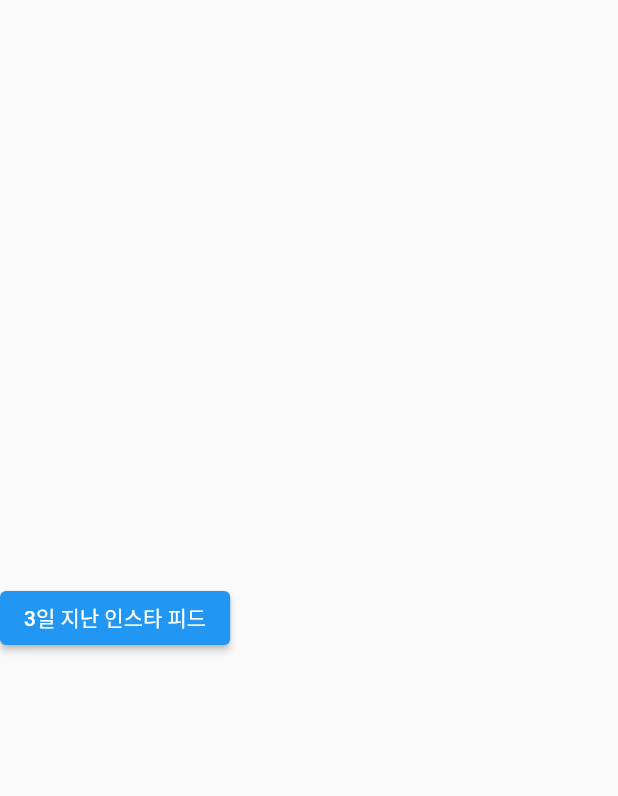
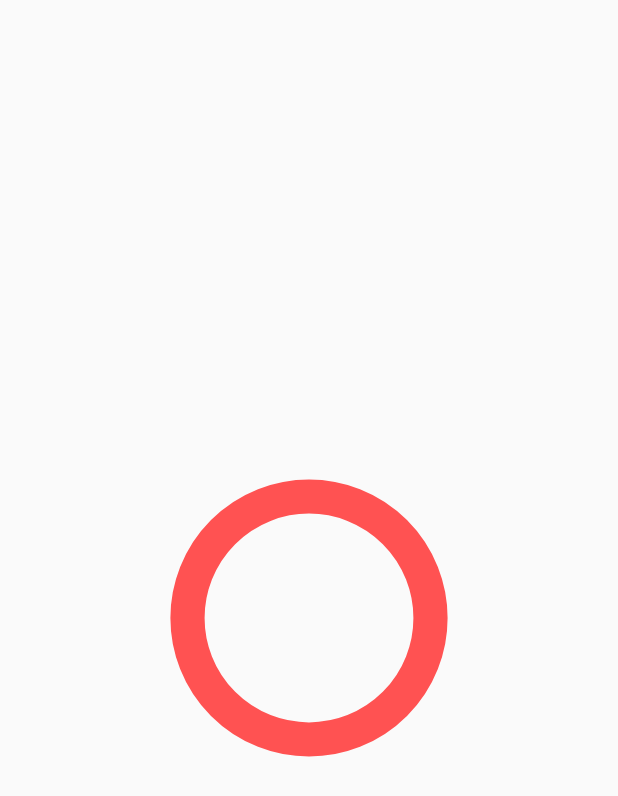
Before and after one commit to hyejin-1010/flutter-study, a Flutter app: the screen it shows after launch, after a tap on "3일 지난 인스타 피드", on a phone screen of 412 x 824 dp. Shown: the top 796 px of the screen. Run offline on Flutter 3.47's test engine with Material 2 defaults, Android fonts, the phone set to English and light mode, and no system bars; our stand-ins replace flutter_local_notifications, flutter_secure_storage, flutter_svg, get, google_maps_flutter, timezone and 1 more; missing offline and left inert: flutter_ion, flutter_webrtc, mqtt_client.

Commit message:
Add: Instargram Feed Animation ing ...

```diff
--- /dev/null
+++ b/animation/lib/painters/insta_painter.dart
@@ -0,0 +1,60 @@
+import 'dart:math';
+
+import 'package:flutter/material.dart';
+
+const maxRadius = 80.0;
+
+class InstaPainter extends CustomPainter {
+  final double value; // 0.0 ~ 1.0
+  InstaPainter(this.value);
+
+  @override
+  void paint(Canvas canvas, Size size) {
+    double width = size.width;
+    double height = size.height;
+    double halfWidth = width / 2;
+    double halfHeight = height / 2;
+    Offset offset = Offset(halfWidth, halfHeight);
+
+    double strokeWidth = 6 + max((1 - (value) * 2) * 30, 0);
+    double radius = 1 + min(value * width, maxRadius);
+    Paint paint = Paint()
+      ..style = PaintingStyle.stroke
+      ..color = Colors.redAccent
+      ..strokeWidth = strokeWidth
+      ..strokeCap = StrokeCap.round;
+    canvas.drawCircle(offset, radius, paint);
+
+    if (value >= 0.5) {
+      double halfRadius = maxRadius / 2;
+
+      double startX = halfWidth - halfRadius;
+      double startY = halfHeight - 10;
+
+      Offset startPoint = Offset(startX, startY);
+      double centerX = halfWidth - 10;
+      double centerY = halfHeight + halfRadius - 10;
+      double endX = halfWidth + halfRadius;
+      double endY = halfHeight - 20;
+
+      double centerAnimationValue = value / 0.75;
+      double startCenterDiffX = centerX - startX;
+      double startCenterDiffY = centerY - startY;
+      Offset centerPoint = Offset(startX + startCenterDiffX * centerAnimationValue, startY + startCenterDiffY * centerAnimationValue);
+      canvas.drawLine(startPoint, centerPoint, paint);
+
+      if (value >= 0.75) {
+        double animationValue = value / 1;
+        double centerEndDiffX = endX - centerX;
+        double centerEndDiffY = centerY - endY;
+        Offset endPoint = Offset(centerX + centerEndDiffX * animationValue, centerY - centerEndDiffY * animationValue);
+        canvas.drawLine(centerPoint, endPoint, paint);
+      }
+    }
+  }
+
+  @override
+  bool shouldRepaint(CustomPainter oldDelegate) {
+    return true;
+  }
+}
--- /dev/null
+++ b/animation/lib/painters/shape_painter.dart
@@ -0,0 +1,40 @@
+import 'package:flutter/material.dart';
+
+// TODO:
+// 1. 먼저 원이 점차 커지며, 선이 얇아진다.
+// 2. 체크 표시가 그려진다.
+
+class ShapePainter extends CustomPainter {
+
+  @override
+  void paint(Canvas canvas, Size size) {
+    double radius = 80.0;
+
+    double width = size.width;
+    double height = size.height;
+    double halfWidth = width / 2;
+    double halfHeight = height / 2;
+    Offset offset = Offset(halfWidth, halfHeight);
+
+    // Draw Circle
+    Paint paint = Paint()
+      ..style = PaintingStyle.stroke
+      ..color = Colors.redAccent
+      ..strokeWidth = 10
+      ..strokeCap = StrokeCap.round;
+    canvas.drawCircle(offset, radius, paint);
+
+    double halfRadius = radius / 2;
+
+    Offset startPoint = Offset(halfWidth - halfRadius, halfHeight - 10);
+    Offset centerPoint = Offset(halfWidth - 10, halfHeight + halfRadius - 10);
+    Offset endPoint = Offset(halfWidth + halfRadius, halfHeight - 20);
+    canvas.drawLine(startPoint, centerPoint, paint);
+    canvas.drawLine(centerPoint, endPoint, paint);
+  }
+
+  @override
+  bool shouldRepaint(CustomPainter oldDelegate) {
+    return false;
+  }
+}
--- a/animation/lib/screens/home_screen.dart
+++ b/animation/lib/screens/home_screen.dart
@@ -1,3 +1,4 @@
+import 'package:animation/screens/instagram_animation_screen.dart';
 import 'package:flutter/material.dart';
 
 class HomeScreen extends StatelessWidget {
@@ -13,6 +14,9 @@ class HomeScreen extends StatelessWidget {
           // TODO: 인스타 피드, 상품권 추가 3D, 3D Layer Card
           ElevatedButton(
             onPressed: () {
+              Navigator.of(context).push(
+                MaterialPageRoute(builder: (_) => const InstagramScreen()),
+              );
             },
             child: const Text('3일 지난 인스타 피드'),
           ),
--- /dev/null
+++ b/animation/lib/screens/instagram_animation_screen.dart
@@ -0,0 +1,48 @@
+import 'package:animation/painters/insta_painter.dart';
+import 'package:flutter/material.dart';
+
+class InstagramScreen extends StatefulWidget {
+  const InstagramScreen({Key? key}) : super(key: key);
+
+  @override
+  _InstagramScreenState createState() => _InstagramScreenState();
+}
+
+class _InstagramScreenState extends State<InstagramScreen> with TickerProviderStateMixin {
+  late final AnimationController _controller = AnimationController(
+    duration: const Duration(seconds: 5),
+    vsync: this,
+  )..repeat();
+
+  @override
+  void initState() {
+    super.initState();
+  }
+
+  @override
+  void dispose() {
+    _controller.dispose();
+    super.dispose();
+  }
+
+  @override
+  Widget build(BuildContext context) {
+    Size size = MediaQuery.of(context).size;
+
+    return Scaffold(
+      body: AnimatedBuilder(
+        animation: _controller,
+        builder: (context, child) {
+          return SizedBox(
+            width: size.width,
+            height: size.height,
+            child: CustomPaint(
+              painter: InstaPainter(_controller.value),
+              child: child,
+            ),
+          );
+        },
+      ),
+    );
+  }
+}
```
